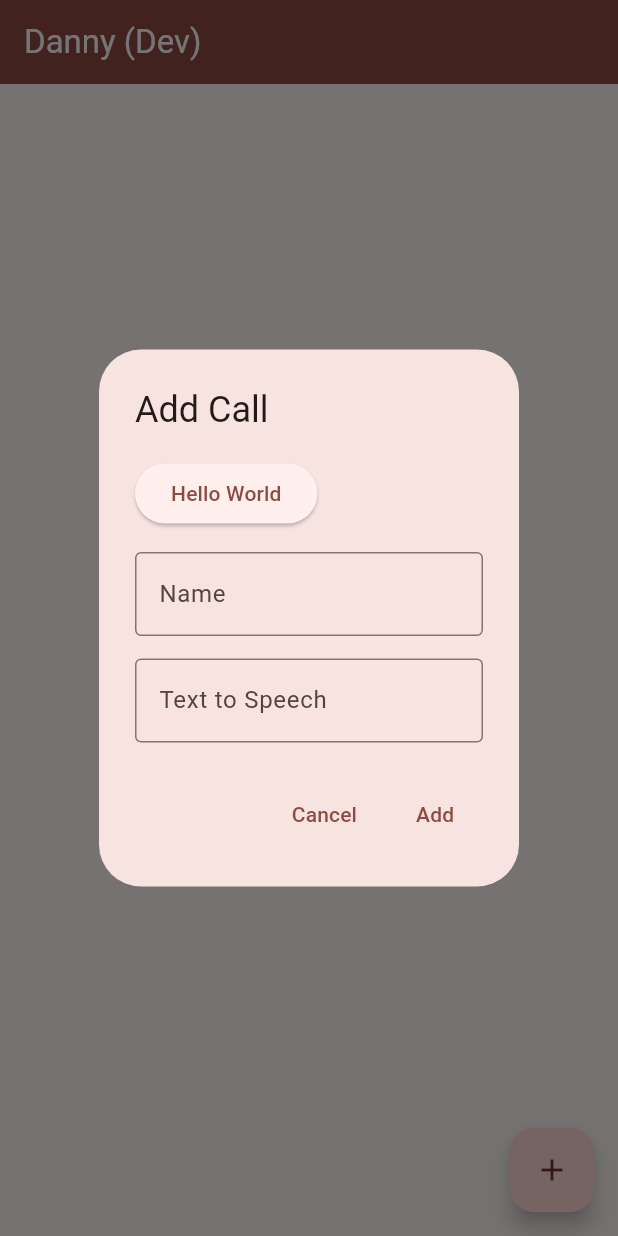
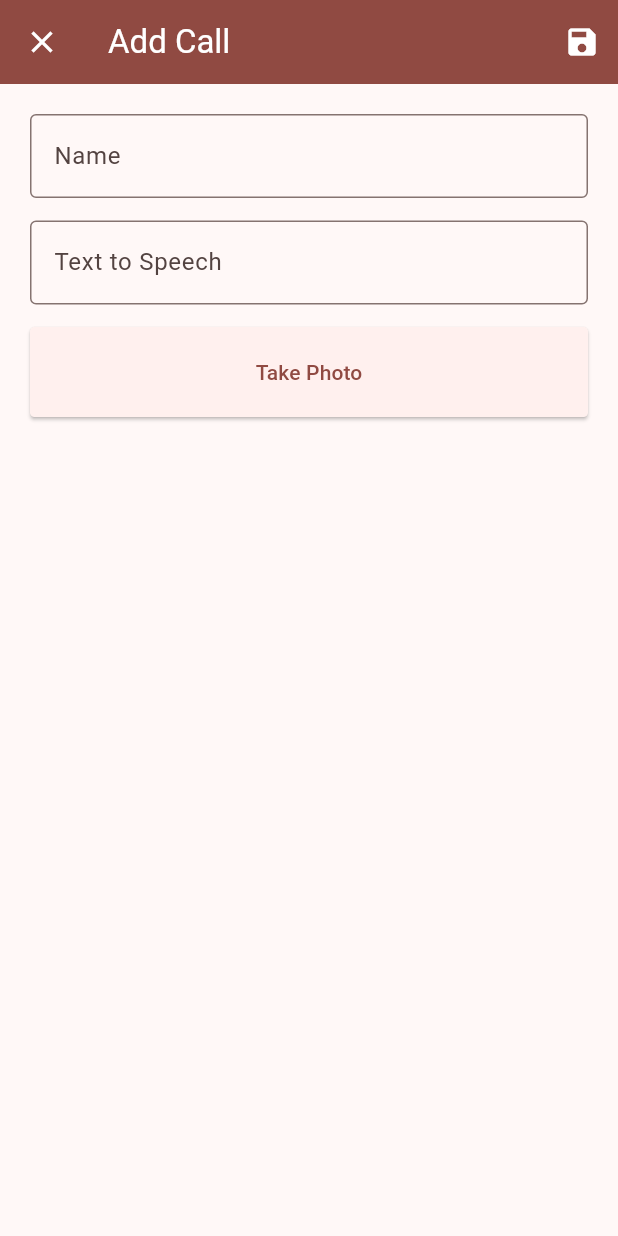
Before and after one commit to ervinjay13/danny, a Flutter app: the screen it shows after launch, after a tap on the "add" icon, on a phone screen of 412 x 824 dp. Run offline on Flutter 3.47's test engine with Material 2 defaults, Android fonts, the phone set to English and light mode, and no system bars; our stand-ins replace floor, flutter_tts, sqflite; accounts and stored records are empty; generated files the repository leaves out were written again.

Commit message:
move to routes

```diff
--- a/lib/main.dart
+++ b/lib/main.dart
@@ -2,6 +2,7 @@ import 'dart:convert';
 
 import 'package:danny/common/call.dart';
 import 'package:danny/common/call_dao.dart';
+import 'package:danny/routes/add_call_route.dart';
 import 'package:flutter/material.dart';
 import 'package:flutter_tts/flutter_tts.dart';
 
@@ -164,7 +165,14 @@ class _MyHomePageState extends State<MyHomePage> {
         },
       ),
       floatingActionButton: FloatingActionButton(
-        onPressed: _showMyDialog,
+        onPressed: () {
+          Navigator.push(
+            context,
+            MaterialPageRoute(
+                fullscreenDialog: true,
+                builder: (context) => AddCallRoute(dao: widget.dao)),
+          );
+        },
         tooltip: 'Add Call',
         child: const Icon(Icons.add),
       ),
--- /dev/null
+++ b/lib/routes/add_call_route.dart
@@ -0,0 +1,83 @@
+import 'package:danny/routes/camera_route.dart';
+import 'package:flutter/material.dart';
+
+import '../common/call.dart';
+import '../common/call_dao.dart';
+
+class AddCallRoute extends StatelessWidget {
+  AddCallRoute({super.key, required this.dao});
+
+  final CallDao dao;
+
+  // Controllers for form
+  final TextEditingController nameController = TextEditingController();
+  final TextEditingController ttsController = TextEditingController();
+
+  @override
+  Widget build(BuildContext context) {
+    return Scaffold(
+      appBar: AppBar(
+        backgroundColor: Theme.of(context).colorScheme.primary,
+        foregroundColor: Theme.of(context).colorScheme.onPrimary,
+        title: const Text('Add Call'),
+        actions: <Widget>[
+          IconButton(
+              onPressed: () {
+                final name = nameController.text;
+                final tts = ttsController.text;
+
+                Navigator.of(context).pop();
+                dao.insertCall(Call(null, name, tts, ""));
+              },
+              icon: const Icon(Icons.save))
+        ],
+      ),
+      body: Container(
+        padding: const EdgeInsets.only(top: 20, left: 20, right: 20),
+        alignment: Alignment.topCenter,
+        child: Form(
+          child: Column(
+            crossAxisAlignment: CrossAxisAlignment.start,
+            children: <Widget>[
+              TextFormField(
+                decoration: const InputDecoration(
+                  border: OutlineInputBorder(),
+                  labelText: 'Name',
+                ),
+                controller: nameController,
+              ),
+              const SizedBox(height: 15),
+              TextFormField(
+                keyboardType: TextInputType.multiline,
+                maxLines: null,
+                decoration: const InputDecoration(
+                  border: OutlineInputBorder(),
+                  labelText: 'Text to Speech',
+                ),
+                controller: ttsController,
+              ),
+              const SizedBox(height: 15),
+              ElevatedButton(
+                onPressed: () {
+                  Navigator.push(
+                    context,
+                    MaterialPageRoute(
+                        fullscreenDialog: true,
+                        builder: (context) => const CameraRoute()),
+                  );
+                },
+                style: ElevatedButton.styleFrom(
+                  minimumSize: const Size.fromHeight(60),
+                  shape: RoundedRectangleBorder(
+                    borderRadius: BorderRadius.circular(3),
+                  ),
+                ),
+                child: const Text('Take Photo'),
+              ),
+            ],
+          ),
+        ),
+      ),
+    );
+  }
+}
```
Also changed, not shown: lib/routes/camera_route.dart (added, +24 -0 lines).
